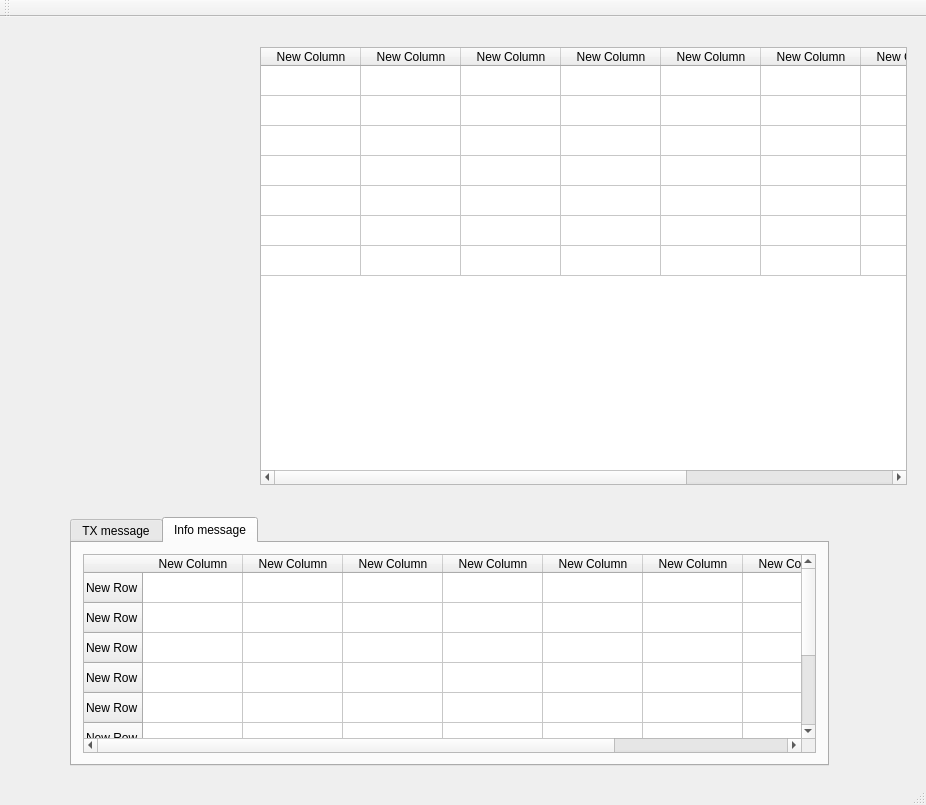
Before: the Qt Designer form mainwindow.ui in AndriiRozin/USBtoCAN2, drawn with Qt 5.
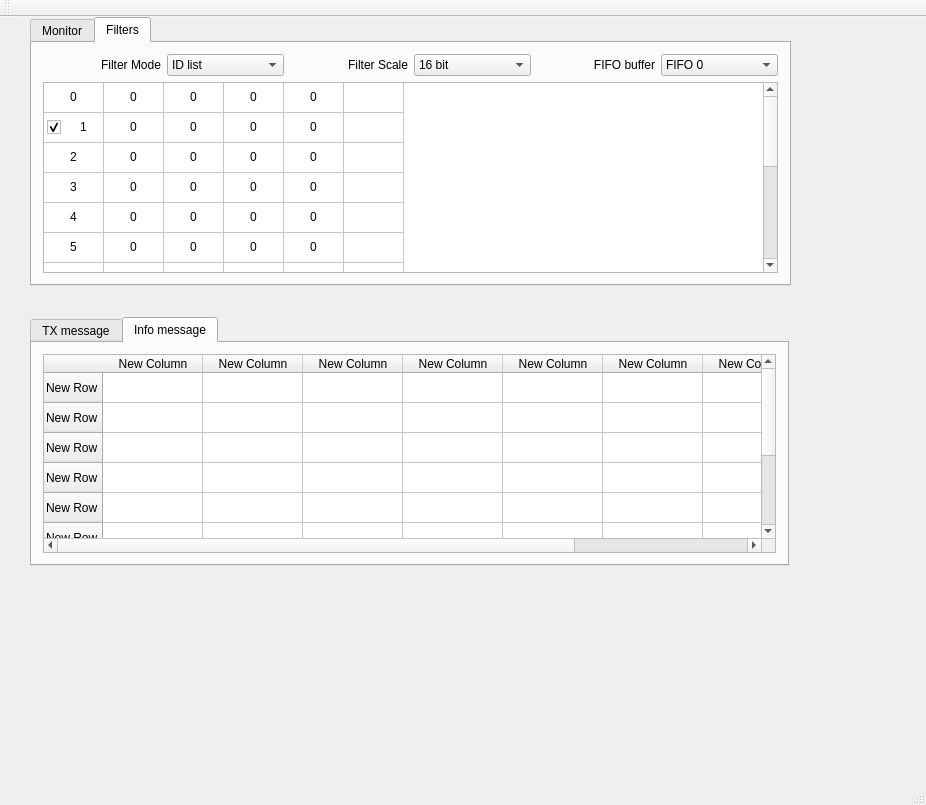
After: the same form once the commit is applied.

Commit message: HMI:created all table

Diff of the .ui file:
```diff
--- a/mainwindow.ui
+++ b/mainwindow.ui
@@ -14,104 +14,11 @@
    <string>MainWindow</string>
   </property>
   <widget class="QWidget" name="centralWidget">
-   <widget class="QTableWidget" name="tableWidget_Monitor">
-    <property name="geometry">
-     <rect>
-      <x>260</x>
-      <y>30</y>
-      <width>647</width>
-      <height>438</height>
-     </rect>
-    </property>
-    <attribute name="verticalHeaderVisible">
-     <bool>false</bool>
-    </attribute>
-    <row>
-     <property name="text">
-      <string>New Row</string>
-     </property>
-    </row>
-    <row>
-     <property name="text">
-      <string>New Row</string>
-     </property>
-    </row>
-    <row>
-     <property name="text">
-      <string>New Row</string>
-     </property>
-    </row>
-    <row>
-     <property name="text">
-      <string>New Row</string>
-     </property>
-    </row>
-    <row>
-     <property name="text">
-      <string>New Row</string>
-     </property>
-    </row>
-    <row>
-     <property name="text">
-      <string>New Row</string>
-     </property>
-    </row>
-    <row>
-     <property name="text">
-      <string>New Row</string>
-     </property>
-    </row>
-    <column>
-     <property name="text">
-      <string>New Column</string>
-     </property>
-    </column>
-    <column>
-     <property name="text">
-      <string>New Column</string>
-     </property>
-    </column>
-    <column>
-     <property name="text">
-      <string>New Column</string>
-     </property>
-    </column>
-    <column>
-     <property name="text">
-      <string>New Column</string>
-     </property>
-    </column>
-    <column>
-     <property name="text">
-      <string>New Column</string>
-     </property>
-    </column>
-    <column>
-     <property name="text">
-      <string>New Column</string>
-     </property>
-    </column>
-    <column>
-     <property name="text">
-      <string>New Column</string>
-     </property>
-    </column>
-    <column>
-     <property name="text">
-      <string>New Column</string>
-     </property>
-    </column>
-    <column>
-     <property name="text">
-      <string>New Column</string>
-     </property>
-    </column>
-   </widget>
    <widget class="QTabWidget" name="tabWidget">
     <property name="geometry">
      <rect>
-      <x>70</x>
-      <y>500</y>
+      <x>30</x>
+      <y>300</y>
       <width>759</width>
       <height>249</height>
      </rect>
@@ -369,6 +276,1115 @@
      </layout>
     </widget>
    </widget>
+   <widget class="QTabWidget" name="tabWidget_2">
+    <property name="geometry">
+     <rect>
+      <x>30</x>
+      <y>0</y>
+      <width>761</width>
+      <height>269</height>
+     </rect>
+    </property>
+    <property name="currentIndex">
+     <number>1</number>
+    </property>
+    <widget class="QWidget" name="tab_3">
+     <attribute name="title">
+      <string>Monitor</string>
+     </attribute>
+     <layout class="QVBoxLayout" name="verticalLayout">
+      <item>
+       <widget class="QTableWidget" name="tableWidget_Monitor">
+        <attribute name="verticalHeaderVisible">
+         <bool>false</bool>
+        </attribute>
+        <row>
+         <property name="text">
+          <string>New Row</string>
+         </property>
+        </row>
+        <row>
+         <property name="text">
+          <string>New Row</string>
+         </property>
+        </row>
+        <row>
+         <property name="text">
+          <string>New Row</string>
+         </property>
+        </row>
+        <row>
+         <property name="text">
+          <string>New Row</string>
+         </property>
+        </row>
+        <row>
+         <property name="text">
+          <string>New Row</string>
+         </property>
+        </row>
+        <row>
+         <property name="text">
+          <string>New Row</string>
+         </property>
+        </row>
+        <row>
+         <property name="text">
+          <string>New Row</string>
+         </property>
+        </row>
+        <column>
+         <property name="text">
+          <string>New Column</string>
+         </property>
+        </column>
+        <column>
+         <property name="text">
+          <string>New Column</string>
+         </property>
+        </column>
+        <column>
+         <property name="text">
+          <string>New Column</string>
+         </property>
+        </column>
+        <column>
+         <property name="text">
+          <string>New Column</string>
+         </property>
+        </column>
+        <column>
+         <property name="text">
+          <string>New Column</string>
+         </property>
+        </column>
+        <column>
+         <property name="text">
+          <string>New Column</string>
+         </property>
+        </column>
+        <column>
+         <property name="text">
+          <string>New Column</string>
+         </property>
+        </column>
+        <column>
+         <property name="text">
+          <string>New Column</string>
+         </property>
+        </column>
+        <column>
+         <property name="text">
+          <string>New Column</string>
+         </property>
+        </column>
+       </widget>
+      </item>
+     </layout>
+    </widget>
+    <widget class="QWidget" name="tab_4">
+     <attribute name="title">
+      <string>Filters</string>
+     </attribute>
+     <layout class="QVBoxLayout" name="verticalLayout_2">
+      <item>
+       <layout class="QHBoxLayout" name="horizontalLayout_9">
+        <item>
+         <layout class="QHBoxLayout" name="horizontalLayout_7">
+          <item>
+           <layout class="QHBoxLayout" name="horizontalLayout">
+            <item>
+             <widget class="QLabel" name="label_mode">
+              <property name="text">
+               <string>Filter Mode</string>
+              </property>
+              <property name="alignment">
+               <set>Qt::AlignRight|Qt::AlignTrailing|Qt::AlignVCenter</set>
+              </property>
+             </widget>
+            </item>
+            <item>
+             <widget class="QComboBox" name="comboBox_Filter_Mode">
+              <item>
+               <property name="text">
+                <string>ID list</string>
+               </property>
+              </item>
+              <item>
+               <property name="text">
+                <string>ID mask</string>
+               </property>
+              </item>
+             </widget>
+            </item>
+           </layout>
+          </item>
+         </layout>
+        </item>
+        <item>
+         <layout class="QHBoxLayout" name="horizontalLayout_2">
+          <item>
+           <widget class="QLabel" name="label_scale">
+            <property name="text">
+             <string>Filter Scale</string>
+            </property>
+            <property name="alignment">
+             <set>Qt::AlignRight|Qt::AlignTrailing|Qt::AlignVCenter</set>
+            </property>
+           </widget>
+          </item>
+          <item>
+           <widget class="QComboBox" name="comboBox_Filter_Scale">
+            <property name="enabled">
+             <bool>true</bool>
+            </property>
+            <item>
+             <property name="text">
+              <string>16 bit</string>
+             </property>
+            </item>
+            <item>
+             <property name="text">
+              <string>32 bit</string>
+             </property>
+            </item>
+           </widget>
+          </item>
+         </layout>
+        </item>
+        <item>
+         <layout class="QHBoxLayout" name="horizontalLayout_3">
+          <item>
+           <widget class="QLabel" name="label_6">
+            <property name="text">
+             <string>FIFO buffer</string>
+            </property>
+            <property name="alignment">
+             <set>Qt::AlignRight|Qt::AlignTrailing|Qt::AlignVCenter</set>
+            </property>
+           </widget>
+          </item>
+          <item>
+           <widget class="QComboBox" name="comboBox_FifoBuffer">
+            <item>
+             <property name="text">
+              <string>FIFO 0</string>
+             </property>
+            </item>
+            <item>
+             <property name="text">
+              <string>FIFO 1</string>
+             </property>
+            </item>
+           </widget>
+          </item>
+         </layout>
+        </item>
+       </layout>
+      </item>
+      <item>
+       <widget class="QTableWidget" name="tableWidget_Filters">
+        <property name="font">
+         <font>
+          <kerning>true</kerning>
+         </font>
+        </property>
+        <property name="toolTip">
+         <string/>
+        </property>
+        <property name="frameShape">
+         <enum>QFrame::StyledPanel</enum>
+        </property>
+        <property name="frameShadow">
+         <enum>QFrame::Plain</enum>
+        </property>
+        <property name="horizontalScrollBarPolicy">
+         <enum>Qt::ScrollBarAsNeeded</enum>
+        </property>
+        <property name="showGrid">
+         <bool>true</bool>
+        </property>
+        <attribute name="horizontalHeaderVisible">
+         <bool>false</bool>
+        </attribute>
+        <attribute name="horizontalHeaderCascadingSectionResizes">
+         <bool>true</bool>
+        </attribute>
+        <attribute name="horizontalHeaderDefaultSectionSize">
+         <number>60</number>
+        </attribute>
+        <attribute name="horizontalHeaderHighlightSections">
+         <bool>true</bool>
+        </attribute>
+        <attribute name="horizontalHeaderMinimumSectionSize">
+         <number>50</number>
+        </attribute>
+        <attribute name="horizontalHeaderShowSortIndicator" stdset="0">
+         <bool>false</bool>
+        </attribute>
+        <attribute name="horizontalHeaderStretchLastSection">
+         <bool>false</bool>
+        </attribute>
+        <attribute name="verticalHeaderVisible">
+         <bool>false</bool>
+        </attribute>
+        <attribute name="verticalHeaderCascadingSectionResizes">
+         <bool>true</bool>
+        </attribute>
+        <attribute name="verticalHeaderShowSortIndicator" stdset="0">
+         <bool>true</bool>
+        </attribute>
+        <attribute name="verticalHeaderStretchLastSection">
+         <bool>true</bool>
+        </attribute>
+        <row>
+         <property name="text">
+          <string>0</string>
+         </property>
+         <property name="textAlignment">
+          <set>AlignLeading|AlignVCenter</set>
+         </property>
+        </row>
+        <row>
+         <property name="text">
+          <string>1</string>
+         </property>
+        </row>
+        <row>
+         <property name="text">
+          <string>2</string>
+         </property>
+        </row>
+        <row>
+         <property name="text">
+          <string>3</string>
+         </property>
+        </row>
+        <row>
+         <property name="text">
+          <string>4</string>
+         </property>
+        </row>
+        <row>
+         <property name="text">
+          <string>5</string>
+         </property>
+        </row>
+        <row>
+         <property name="text">
+          <string>6</string>
+         </property>
+        </row>
+        <row>
+         <property name="text">
+          <string>7</string>
+         </property>
+        </row>
+        <row>
+         <property name="text">
+          <string>8</string>
+         </property>
+        </row>
+        <row>
+         <property name="text">
+          <string>9</string>
+         </property>
+        </row>
+        <row>
+         <property name="text">
+          <string>10</string>
+         </property>
+        </row>
+        <row>
+         <property name="text">
+          <string>11</string>
+         </property>
+        </row>
+        <row>
+         <property name="text">
+          <string>12</string>
+         </property>
+        </row>
+        <row>
+         <property name="text">
+          <string>13</string>
+         </property>
+        </row>
+        <column>
+         <property name="text">
+          <string>Filter</string>
+         </property>
+         <property name="font">
+          <font>
+           <weight>50</weight>
+           <italic>false</italic>
+           <bold>false</bold>
+           <kerning>true</kerning>
+          </font>
+         </property>
+         <property name="textAlignment">
+          <set>AlignCenter</set>
+         </property>
+        </column>
+        <column>
+         <property name="text">
+          <string>ID 1 H</string>
+         </property>
+         <property name="textAlignment">
+          <set>AlignCenter</set>
+         </property>
+        </column>
+        <column>
+         <property name="text">
+          <string>ID 1 L</string>
+         </property>
+         <property name="textAlignment">
+          <set>AlignCenter</set>
+         </property>
+        </column>
+        <column>
+         <property name="text">
+          <string>ID 2 H</string>
+         </property>
+         <property name="textAlignment">
+          <set>AlignCenter</set>
+         </property>
+        </column>
+        <column>
+         <property name="text">
+          <string>ID 2 L</string>
+         </property>
+         <property name="textAlignment">
+          <set>AlignCenter</set>
+         </property>
+        </column>
+        <column>
+         <property name="text">
+          <string>Result</string>
+         </property>
+         <property name="textAlignment">
+          <set>AlignLeading|AlignVCenter</set>
+         </property>
+        </column>
+        <item row="0" column="0">
+         <property name="text">
+          <string>0</string>
+         </property>
+         <property name="textAlignment">
+          <set>AlignCenter</set>
+         </property>
+         <property name="checkState">
+          <enum>Unchecked</enum>
+         </property>
+         <property name="flags">
+          <set>ItemIsUserCheckable|ItemIsEnabled</set>
+         </property>
+        </item>
+        <item row="0" column="1">
+         <property name="text">
+          <string>0</string>
+         </property>
+         <property name="textAlignment">
+          <set>AlignCenter</set>
+         </property>
+        </item>
+        <item row="0" column="2">
+         <property name="text">
+          <string>0</string>
+         </property>
+         <property name="textAlignment">
+          <set>AlignCenter</set>
+         </property>
+        </item>
+        <item row="0" column="3">
+         <property name="text">
+          <string>0</string>
+         </property>
+         <property name="textAlignment">
+          <set>AlignCenter</set>
+         </property>
+        </item>
+        <item row="0" column="4">
+         <property name="text">
+          <string>0</string>
+         </property>
+         <property name="textAlignment">
+          <set>AlignCenter</set>
+         </property>
+        </item>
+        <item row="0" column="5">
+         <property name="text">
+          <string/>
+         </property>
+        </item>
+        <item row="1" column="0">
+         <property name="text">
+          <string>1</string>
+         </property>
+         <property name="textAlignment">
+          <set>AlignCenter</set>
+         </property>
+         <property name="checkState">
+          <enum>Checked</enum>
+         </property>
+         <property name="flags">
+          <set>ItemIsUserCheckable|ItemIsEnabled</set>
+         </property>
+        </item>
+        <item row="1" column="1">
+         <property name="text">
+          <string>0</string>
+         </property>
+         <property name="textAlignment">
+          <set>AlignCenter</set>
+         </property>
+        </item>
+        <item row="1" column="2">
+         <property name="text">
+          <string>0</string>
+         </property>
+         <property name="textAlignment">
+          <set>AlignCenter</set>
+         </property>
+        </item>
+        <item row="1" column="3">
+         <property name="text">
+          <string>0</string>
+         </property>
+         <property name="textAlignment">
+          <set>AlignCenter</set>
+         </property>
+        </item>
+        <item row="1" column="4">
+         <property name="text">
+          <string>0</string>
+         </property>
+         <property name="textAlignment">
+          <set>AlignCenter</set>
+         </property>
+        </item>
+        <item row="1" column="5">
+         <property name="text">
+          <string/>
+         </property>
+        </item>
+        <item row="2" column="0">
+         <property name="text">
+          <string>2</string>
+         </property>
+         <property name="textAlignment">
+          <set>AlignCenter</set>
+         </property>
+         <property name="checkState">
+          <enum>Unchecked</enum>
+         </property>
+         <property name="flags">
+          <set>ItemIsUserCheckable|ItemIsEnabled</set>
+         </property>
+        </item>
+        <item row="2" column="1">
+         <property name="text">
+          <string>0</string>
+         </property>
+         <property name="textAlignment">
+          <set>AlignCenter</set>
+         </property>
+        </item>
+        <item row="2" column="2">
+         <property name="text">
+          <string>0</string>
+         </property>
+         <property name="textAlignment">
+          <set>AlignCenter</set>
+         </property>
+        </item>
+        <item row="2" column="3">
+         <property name="text">
+          <string>0</string>
+         </property>
+         <property name="textAlignment">
+          <set>AlignCenter</set>
+         </property>
+        </item>
+        <item row="2" column="4">
+         <property name="text">
+          <string>0</string>
+         </property>
+         <property name="textAlignment">
+          <set>AlignCenter</set>
+         </property>
+        </item>
+        <item row="2" column="5">
+         <property name="text">
+          <string/>
+         </property>
+        </item>
+        <item row="3" column="0">
+         <property name="text">
+          <string>3</string>
+         </property>
+         <property name="textAlignment">
+          <set>AlignCenter</set>
+         </property>
+         <property name="checkState">
+          <enum>Unchecked</enum>
+         </property>
+         <property name="flags">
+          <set>ItemIsSelectable|ItemIsUserCheckable|ItemIsEnabled</set>
+         </property>
+        </item>
+        <item row="3" column="1">
+         <property name="text">
+          <string>0</string>
+         </property>
+         <property name="textAlignment">
+          <set>AlignCenter</set>
+         </property>
+        </item>
+        <item row="3" column="2">
+         <property name="text">
+          <string>0</string>
+         </property>
+         <property name="textAlignment">
+          <set>AlignCenter</set>
+         </property>
+        </item>
+        <item row="3" column="3">
+         <property name="text">
+          <string>0</string>
+         </property>
+         <property name="textAlignment">
+          <set>AlignCenter</set>
+         </property>
+        </item>
+        <item row="3" column="4">
+         <property name="text">
+          <string>0</string>
+         </property>
+         <property name="textAlignment">
+          <set>AlignCenter</set>
+         </property>
+        </item>
+        <item row="3" column="5">
+         <property name="text">
+          <string/>
+         </property>
+        </item>
+        <item row="4" column="0">
+         <property name="text">
+          <string>4</string>
+         </property>
+         <property name="textAlignment">
+          <set>AlignCenter</set>
+         </property>
+         <property name="checkState">
+          <enum>Unchecked</enum>
+         </property>
+         <property name="flags">
+          <set>ItemIsUserCheckable|ItemIsEnabled</set>
+         </property>
+        </item>
+        <item row="4" column="1">
+         <property name="text">
+          <string>0</string>
+         </property>
+         <property name="textAlignment">
+          <set>AlignCenter</set>
+         </property>
+        </item>
+        <item row="4" column="2">
+         <property name="text">
+          <string>0</string>
+         </property>
+         <property name="textAlignment">
+          <set>AlignCenter</set>
+         </property>
+        </item>
+        <item row="4" column="3">
+         <property name="text">
+          <string>0</string>
+         </property>
+         <property name="textAlignment">
+          <set>AlignCenter</set>
+         </property>
+        </item>
+        <item row="4" column="4">
+         <property name="text">
+          <string>0</string>
+         </property>
+         <property name="textAlignment">
+          <set>AlignCenter</set>
+         </property>
+        </item>
+        <item row="4" column="5">
+         <property name="text">
+          <string/>
+         </property>
+        </item>
+        <item row="5" column="0">
+         <property name="text">
+          <string>5</string>
+         </property>
+         <property name="textAlignment">
+          <set>AlignCenter</set>
+         </property>
+         <property name="checkState">
+          <enum>Unchecked</enum>
+         </property>
+         <property name="flags">
+          <set>ItemIsUserCheckable|ItemIsEnabled</set>
+         </property>
+        </item>
+        <item row="5" column="1">
+         <property name="text">
+          <string>0</string>
+         </property>
+         <property name="textAlignment">
+          <set>AlignCenter</set>
+         </property>
+        </item>
+        <item row="5" column="2">
+         <property name="text">
+          <string>0</string>
+         </property>
+         <property name="textAlignment">
+          <set>AlignCenter</set>
+         </property>
+        </item>
+        <item row="5" column="3">
+         <property name="text">
+          <string>0</string>
+         </property>
+         <property name="textAlignment">
+          <set>AlignCenter</set>
+         </property>
+        </item>
+        <item row="5" column="4">
+         <property name="text">
+          <string>0</string>
+         </property>
+         <property name="textAlignment">
+          <set>AlignCenter</set>
+         </property>
+        </item>
+        <item row="5" column="5">
+         <property name="text">
+          <string/>
+         </property>
+        </item>
+        <item row="6" column="0">
+         <property name="text">
+          <string>6</string>
+         </property>
+         <property name="textAlignment">
+          <set>AlignCenter</set>
+         </property>
+         <property name="checkState">
+          <enum>Unchecked</enum>
+         </property>
+         <property name="flags">
+          <set>ItemIsUserCheckable|ItemIsEnabled</set>
+         </property>
+        </item>
+        <item row="6" column="1">
+         <property name="text">
+          <string>0</string>
+         </property>
+         <property name="textAlignment">
+          <set>AlignCenter</set>
+         </property>
+        </item>
+        <item row="6" column="2">
+         <property name="text">
+          <string>0</string>
+         </property>
+         <property name="textAlignment">
+          <set>AlignCenter</set>
+         </property>
+        </item>
+        <item row="6" column="3">
+         <property name="text">
+          <string>0</string>
+         </property>
+         <property name="textAlignment">
+          <set>AlignCenter</set>
+         </property>
+        </item>
+        <item row="6" column="4">
+         <property name="text">
+          <string>0</string>
+         </property>
+         <property name="textAlignment">
+          <set>AlignCenter</set>
+         </property>
+        </item>
+        <item row="6" column="5">
+         <property name="text">
+          <string/>
+         </property>
+        </item>
+        <item row="7" column="0">
+         <property name="text">
+          <string>7</string>
+         </property>
+         <property name="textAlignment">
+          <set>AlignCenter</set>
+         </property>
+         <property name="checkState">
+          <enum>Unchecked</enum>
+         </property>
+         <property name="flags">
+          <set>ItemIsUserCheckable|ItemIsEnabled</set>
+         </property>
+        </item>
+        <item row="7" column="1">
+         <property name="text">
+          <string>0</string>
+         </property>
+         <property name="textAlignment">
+          <set>AlignCenter</set>
+         </property>
+        </item>
+        <item row="7" column="2">
+         <property name="text">
+          <string>0</string>
+         </property>
+         <property name="textAlignment">
+          <set>AlignCenter</set>
+         </property>
+        </item>
+        <item row="7" column="3">
+         <property name="text">
+          <string>0</string>
+         </property>
+         <property name="textAlignment">
+          <set>AlignCenter</set>
+         </property>
+        </item>
+        <item row="7" column="4">
+         <property name="text">
+          <string>0</string>
+         </property>
+         <property name="textAlignment">
+          <set>AlignCenter</set>
+         </property>
+        </item>
+        <item row="7" column="5">
+         <property name="text">
+          <string/>
+         </property>
+        </item>
+        <item row="8" column="0">
+         <property name="text">
+          <string>8</string>
+         </property>
+         <property name="textAlignment">
+          <set>AlignCenter</set>
+         </property>
+         <property name="checkState">
+          <enum>Unchecked</enum>
+         </property>
+         <property name="flags">
+          <set>ItemIsUserCheckable|ItemIsEnabled</set>
+         </property>
+        </item>
+        <item row="8" column="1">
+         <property name="text">
+          <string>0</string>
+         </property>
+         <property name="textAlignment">
+          <set>AlignCenter</set>
+         </property>
+        </item>
+        <item row="8" column="2">
+         <property name="text">
+          <string>0</string>
+         </property>
+         <property name="textAlignment">
+          <set>AlignCenter</set>
+         </property>
+        </item>
+        <item row="8" column="3">
+         <property name="text">
+          <string>0</string>
+         </property>
+         <property name="textAlignment">
+          <set>AlignCenter</set>
+         </property>
+        </item>
+        <item row="8" column="4">
+         <property name="text">
+          <string>0</string>
+         </property>
+         <property name="textAlignment">
+          <set>AlignCenter</set>
+         </property>
+        </item>
+        <item row="8" column="5">
+         <property name="text">
+          <string/>
+         </property>
+        </item>
+        <item row="9" column="0">
+         <property name="text">
+          <string>9</string>
+         </property>
+         <property name="textAlignment">
+          <set>AlignCenter</set>
+         </property>
+         <property name="checkState">
+          <enum>Unchecked</enum>
+         </property>
+         <property name="flags">
+          <set>ItemIsUserCheckable|ItemIsEnabled</set>
+         </property>
+        </item>
+        <item row="9" column="1">
+         <property name="text">
+          <string>0</string>
+         </property>
+         <property name="textAlignment">
+          <set>AlignCenter</set>
+         </property>
+        </item>
+        <item row="9" column="2">
+         <property name="text">
+          <string>0</string>
+         </property>
+         <property name="textAlignment">
+          <set>AlignCenter</set>
+         </property>
+        </item>
+        <item row="9" column="3">
+         <property name="text">
+          <string>0</string>
+         </property>
+         <property name="textAlignment">
+          <set>AlignCenter</set>
+         </property>
+        </item>
+        <item row="9" column="4">
+         <property name="text">
+          <string>0</string>
+         </property>
+         <property name="textAlignment">
+          <set>AlignCenter</set>
+         </property>
+        </item>
+        <item row="9" column="5">
+         <property name="text">
+          <string/>
+         </property>
+        </item>
+        <item row="10" column="0">
+         <property name="text">
+          <string>10</string>
+         </property>
+         <property name="textAlignment">
+          <set>AlignCenter</set>
+         </property>
+         <property name="checkState">
+          <enum>Unchecked</enum>
+         </property>
+         <property name="flags">
+          <set>ItemIsUserCheckable|ItemIsEnabled</set>
+         </property>
+        </item>
+        <item row="10" column="1">
+         <property name="text">
+          <string>0</string>
+         </property>
+         <property name="textAlignment">
+          <set>AlignCenter</set>
+         </property>
+        </item>
+        <item row="10" column="2">
+         <property name="text">
+          <string>0</string>
+         </property>
+         <property name="textAlignment">
+          <set>AlignCenter</set>
+         </property>
+        </item>
+        <item row="10" column="3">
+         <property name="text">
+          <string>0</string>
+         </property>
+         <property name="textAlignment">
+          <set>AlignCenter</set>
+         </property>
+        </item>
+        <item row="10" column="4">
+         <property name="text">
+          <string>0</string>
+         </property>
+         <property name="textAlignment">
+          <set>AlignCenter</set>
+         </property>
+        </item>
+        <item row="10" column="5">
+         <property name="text">
+          <string/>
+         </property>
+        </item>
+        <item row="11" column="0">
+         <property name="text">
+          <string>11</string>
+         </property>
+         <property name="textAlignment">
+          <set>AlignCenter</set>
+         </property>
+         <property name="checkState">
+          <enum>Unchecked</enum>
+         </property>
+         <property name="flags">
+          <set>ItemIsUserCheckable|ItemIsEnabled</set>
+         </property>
+        </item>
+        <item row="11" column="1">
+         <property name="text">
+          <string>0</string>
+         </property>
+         <property name="textAlignment">
+          <set>AlignCenter</set>
+         </property>
+        </item>
+        <item row="11" column="2">
+         <property name="text">
+          <string>0</string>
+         </property>
+         <property name="textAlignment">
+          <set>AlignCenter</set>
+         </property>
+        </item>
+        <item row="11" column="3">
+         <property name="text">
+          <string>0</string>
+         </property>
+         <property name="textAlignment">
+          <set>AlignCenter</set>
+         </property>
+        </item>
+        <item row="11" column="4">
+         <property name="text">
+          <string>0</string>
+         </property>
+         <property name="textAlignment">
+          <set>AlignCenter</set>
+         </property>
+        </item>
+        <item row="11" column="5">
+         <property name="text">
+          <string/>
+         </property>
+        </item>
+        <item row="12" column="0">
+         <property name="text">
+          <string>12</string>
+         </property>
+         <property name="textAlignment">
+          <set>AlignCenter</set>
+         </property>
+         <property name="checkState">
+          <enum>Unchecked</enum>
+         </property>
+         <property name="flags">
+          <set>ItemIsUserCheckable|ItemIsEnabled</set>
+         </property>
+        </item>
+        <item row="12" column="1">
+         <property name="text">
+          <string>0</string>
+         </property>
+         <property name="textAlignment">
+          <set>AlignCenter</set>
+         </property>
+        </item>
+        <item row="12" column="2">
+         <property name="text">
+          <string>0</string>
+         </property>
+         <property name="textAlignment">
+          <set>AlignCenter</set>
+         </property>
+        </item>
+        <item row="12" column="3">
+         <property name="text">
+          <string>0</string>
+         </property>
+         <property name="textAlignment">
+          <set>AlignCenter</set>
+         </property>
+        </item>
+        <item row="12" column="4">
+         <property name="text">
+          <string>0</string>
+         </property>
+         <property name="textAlignment">
+          <set>AlignCenter</set>
+         </property>
+        </item>
+        <item row="12" column="5">
+         <property name="text">
+          <string/>
+         </property>
+        </item>
+        <item row="13" column="0">
+         <property name="text">
+          <string>13</string>
+         </property>
+         <property name="textAlignment">
+          <set>AlignCenter</set>
+         </property>
+         <property name="checkState">
+          <enum>Unchecked</enum>
+         </property>
+         <property name="flags">
+          <set>ItemIsUserCheckable|ItemIsEnabled</set>
+         </property>
+        </item>
+        <item row="13" column="1">
+         <property name="text">
+          <string>0</string>
+         </property>
+         <property name="textAlignment">
+          <set>AlignCenter</set>
+         </property>
+        </item>
+        <item row="13" column="2">
+         <property name="text">
+          <string>0</string>
+         </property>
+         <property name="textAlignment">
+          <set>AlignCenter</set>
+         </property>
+        </item>
+        <item row="13" column="3">
+         <property name="text">
+          <string>0</string>
+         </property>
+         <property name="textAlignment">
+          <set>AlignCenter</set>
+         </property>
+        </item>
+        <item row="13" column="4">
+         <property name="text">
+          <string>0</string>
+         </property>
+         <property name="textAlignment">
+          <set>AlignCenter</set>
+         </property>
+        </item>
+        <item row="13" column="5">
+         <property name="text">
+          <string/>
+         </property>
+        </item>
+       </widget>
+      </item>
+     </layout>
+    </widget>
+   </widget>
   </widget>
   <widget class="QMenuBar" name="menuBar">
    <property name="geometry">
```
The commit also changes 13 other files.
